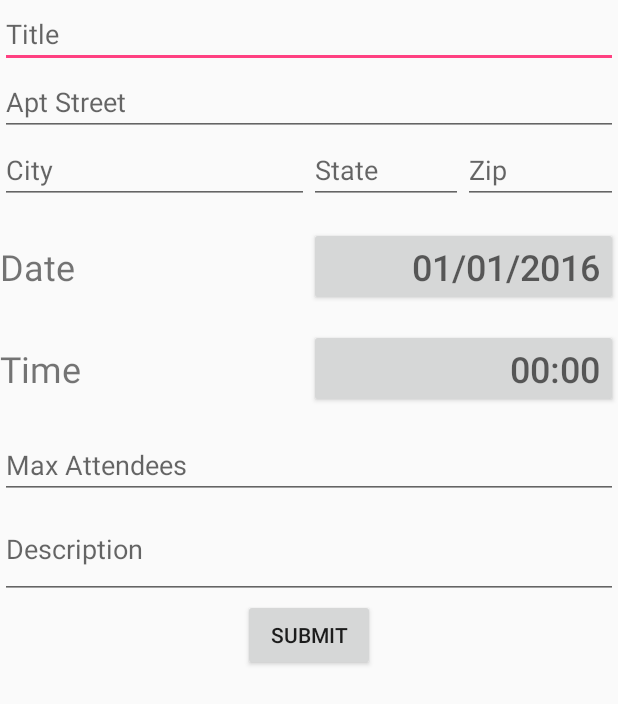
After one commit to powercheng/EQ, an Android app: the addEvent2Activity screen opened directly, with no data from a screen before it, on a phone screen of 412 x 824 dp. The commit adds this screen. Shown: the top 704 px of the screen. Run offline under Robolectric (Android 15) with nearby library versions, the phone set to English and light mode, and no system bars.

Commit message:
update main,signin,signup

```diff
--- a/app/build.gradle
+++ b/app/build.gradle
@@ -19,6 +19,8 @@ android {
     }
 }
 
+
+
 dependencies {
     compile fileTree(dir: 'libs', include: ['*.jar'])
     androidTestCompile('com.android.support.test.espresso:espresso-core:2.2.2', {
--- a/app/src/main/AndroidManifest.xml
+++ b/app/src/main/AndroidManifest.xml
@@ -19,7 +19,7 @@
     <uses-permission android:name="android.permission.ACCESS_FINE_LOCATION" />
 
     <application
-        android:name = ".user"
+        android:name=".user"
         android:allowBackup="true"
         android:icon="@mipmap/ic_launcher"
         android:supportsRtl="true">
@@ -60,10 +60,16 @@
             android:screenOrientation="portrait"
             android:theme="@style/AppTheme" />
 
-
         <activity
             android:name=".AddEventActivity"
             android:label="@string/title_add_event"
+            android:parentActivityName=".MainActivity"
+            android:screenOrientation="portrait"
+            android:theme="@style/AppTheme" />
+
+        <activity
+            android:name=".addEvent2Activity"
+            android:label="@string/title_add_event2"
             android:parentActivityName=".MainActivity"
             android:screenOrientation="portrait"
             android:theme="@style/AppTheme" />
@@ -85,11 +91,15 @@
             android:name=".MapActivity"
             android:label=""
             android:screenOrientation="portrait"
-            android:theme="@style/AppTheme" /><!-- ATTENTION: This was auto-generated to add Google Play services to your project for
-     App Indexing.  See https://g.co/AppIndexing/AndroidStudio for more information. -->
+            android:theme="@style/AppTheme" />
+        <!--
+ ATTENTION: This was auto-generated to add Google Play services to your project for
+     App Indexing.  See https://g.co/AppIndexing/AndroidStudio for more information.
+        -->
         <meta-data
             android:name="com.google.android.gms.version"
             android:value="@integer/google_play_services_version" />
+
     </application>
 
 </manifest>
--- a/app/src/main/java/com/example/peng/eq/MainActivity.java
+++ b/app/src/main/java/com/example/peng/eq/MainActivity.java
@@ -65,5 +65,13 @@ public class MainActivity extends AppCompatActivity {
         intent.putExtra(HOST_ID, hostId);
         startActivity(intent);
     }
+
+    public void addEvent2(View view) {
+        //send the hostid
+        Intent intent = new Intent(this, addEvent2Activity.class);
+        String hostId = "Xoxb8Adg7W";
+        intent.putExtra(HOST_ID, hostId);
+        startActivity(intent);
+    }
     //Cizhen 161008
 }
--- /dev/null
+++ b/app/src/main/java/com/example/peng/eq/addEvent2Activity.java
@@ -0,0 +1,15 @@
+package com.example.peng.eq;
+
+import android.support.v7.app.AppCompatActivity;
+import android.os.Bundle;
+
+public class addEvent2Activity extends AppCompatActivity {
+
+    @Override
+    protected void onCreate(Bundle savedInstanceState) {
+        super.onCreate(savedInstanceState);
+        setContentView(R.layout.activity_add_event2);
+    }
+
+
+}
--- /dev/null
+++ b/app/src/main/res/layout/activity_add_event2.xml
@@ -0,0 +1,139 @@
+<?xml version="1.0" encoding="utf-8"?>
+<ScrollView xmlns:android="http://schemas.android.com/apk/res/android"
+    xmlns:app="http://schemas.android.com/apk/res-auto"
+    android:layout_width="match_parent"
+    android:layout_height="match_parent">
+
+<LinearLayout
+    xmlns:tools="http://schemas.android.com/tools"
+    android:orientation="vertical"
+    android:layout_width="match_parent"
+    android:layout_height="match_parent"
+                                        >
+
+    <EditText
+        android:layout_width="match_parent"
+        android:layout_height="wrap_content"
+        android:inputType="textPersonName"
+        android:id="@+id/title"
+        android:imeOptions="actionDone"
+        android:hint="Title" />
+
+
+    <EditText
+        android:layout_width="match_parent"
+        android:layout_height="wrap_content"
+        android:inputType="textPostalAddress"
+        android:id="@+id/street"
+        android:imeOptions="actionDone"
+        android:hint="Apt Street" />
+
+    <LinearLayout
+        android:orientation="horizontal"
+        android:layout_width="match_parent"
+        android:layout_height="wrap_content">
+        <EditText
+            android:layout_width="0dp"
+            android:layout_height="wrap_content"
+            android:layout_weight="4"
+            android:inputType="textPostalAddress"
+            android:id="@+id/city"
+            android:imeOptions="actionDone"
+            android:hint="City" />
+        <EditText
+            android:layout_width="0dp"
+            android:layout_height="wrap_content"
+            android:layout_weight="2"
+            android:inputType="textPostalAddress"
+            android:id="@+id/state"
+            android:imeOptions="actionDone"
+            android:hint="State" />
+        <EditText
+            android:layout_width="0dp"
+            android:layout_height="wrap_content"
+            android:layout_weight="2"
+            android:inputType="number"
+            android:id="@+id/Zip"
+            android:imeOptions="actionDone"
+            android:hint="Zip" />
+
+    </LinearLayout>
+    <LinearLayout
+        android:orientation="horizontal"
+        android:layout_width="match_parent"
+        android:layout_height="wrap_content"
+        android:layout_marginTop="15dp">
+
+        <TextView
+            android:text="Date"
+            android:layout_width="0dp"
+            android:layout_height="wrap_content"
+            android:layout_weight="1"
+            android:gravity="center_vertical"
+            android:textSize="24sp" />
+
+        <Button
+            android:hint="01/01/2016"
+            android:layout_width="0dp"
+            android:layout_height="wrap_content"
+            android:layout_weight="1"
+            android:gravity="center_vertical|right"
+            android:id="@+id/date"
+            android:textSize="24sp" />
+    </LinearLayout>
+
+    <LinearLayout
+        android:orientation="horizontal"
+        android:layout_width="match_parent"
+        android:layout_height="wrap_content"
+        android:layout_marginTop="15dp">
+
+        <TextView
+            android:text="Time"
+            android:layout_width="0dp"
+            android:layout_height="wrap_content"
+            android:layout_weight="1"
+            android:gravity="center_vertical"
+            android:textSize="24sp" />
+
+        <Button
+            android:hint="00:00"
+            android:layout_width="0dp"
+            android:layout_height="wrap_content"
+            android:layout_weight="1"
+            android:gravity="center_vertical|right"
+            android:id="@+id/time"
+            android:textSize="24sp" />
+
+    </LinearLayout>
+
+    <EditText
+        android:layout_width="match_parent"
+        android:layout_height="wrap_content"
+        android:inputType="number"
+        android:layout_marginTop="15dp"
+        android:id="@+id/max"
+        android:imeOptions="actionDone"
+        android:hint="Max Attendees" />
+
+    <EditText
+        android:layout_width="match_parent"
+        android:layout_height="wrap_content"
+        android:inputType="textMultiLine"
+        android:lines="2"
+        android:id="@+id/description"
+        android:imeOptions="actionDone"
+        android:hint="Description" />
+
+    <Button
+        android:text="Submit"
+        android:layout_width="wrap_content"
+        android:layout_height="wrap_content"
+        android:id="@+id/button3"
+        android:elevation="0dp"
+        android:layout_gravity="center" />
+
+
+
+</LinearLayout>
+    </ScrollView>
--- a/app/src/main/res/layout/activity_main.xml
+++ b/app/src/main/res/layout/activity_main.xml
@@ -39,8 +39,8 @@
     <Button
         android:layout_width="wrap_content"
         android:layout_height="wrap_content"
-        android:onClick="addEvent"
-        android:text="event"
+        android:onClick="addEvent2"
+        android:text="event2"
         android:layout_alignParentTop="true"
         android:layout_alignParentRight="true"
         android:layout_alignParentEnd="true" />
@@ -52,4 +52,12 @@
         android:id="@+id/imageView"
         android:layout_marginTop="105dp"
         android:layout_centerHorizontal="true" />
+
+    <Button
+        android:layout_width="wrap_content"
+        android:layout_height="wrap_content"
+        android:onClick="addEvent"
+        android:text="event"
+        android:layout_alignParentTop="true"
+        android:layout_centerHorizontal="true" />
 </RelativeLayout>
--- a/app/src/main/res/values/colors.xml
+++ b/app/src/main/res/values/colors.xml
@@ -5,4 +5,5 @@
     <color name="colorAccent">#FF4081</color>
     <color name="black">#0b0b0b</color>
     <color name="map">#00FFFFFF</color>
+    <color name="white">#fcf9f9</color>
 </resources>
--- a/app/src/main/res/values/strings.xml
+++ b/app/src/main/res/values/strings.xml
@@ -22,6 +22,7 @@
     <string name="title_activity_signup">Sign Up</string>
     <string name="title_activity_detail">Event Detail Info</string>
     <string name="title_add_event">Add Event</string>
+    <string name="title_add_event2">Add Event2</string>
     <string name="map_activity">EQ map</string>
 
     <!-- TODO: Remove or change this placeholder text -->
```
